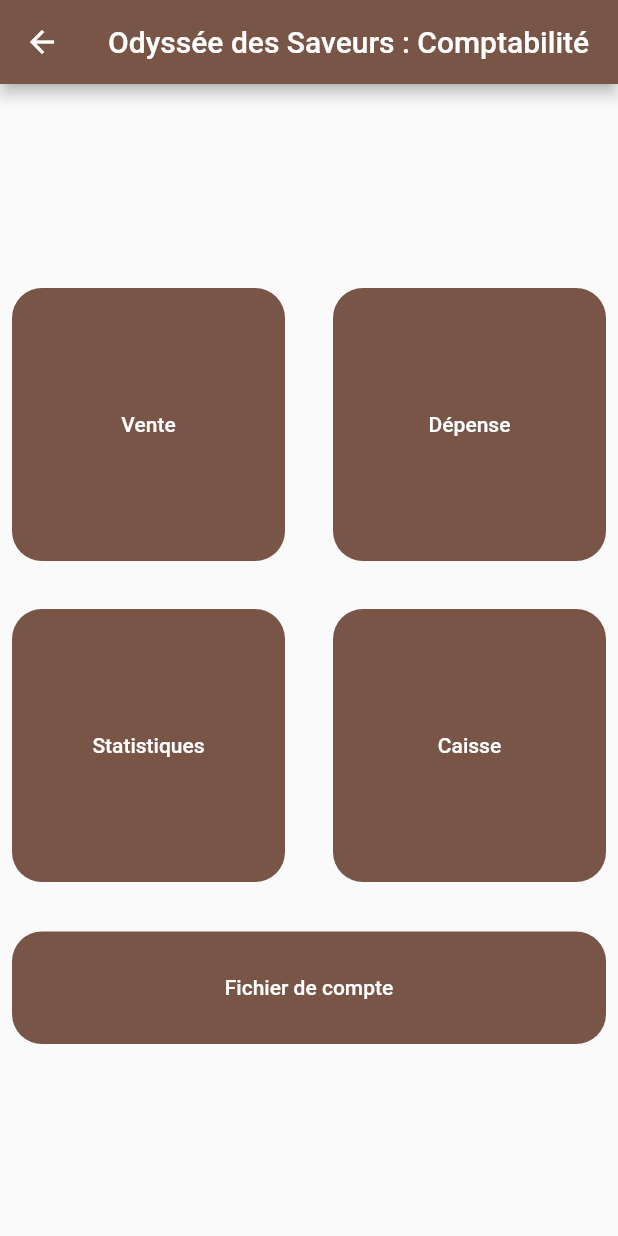
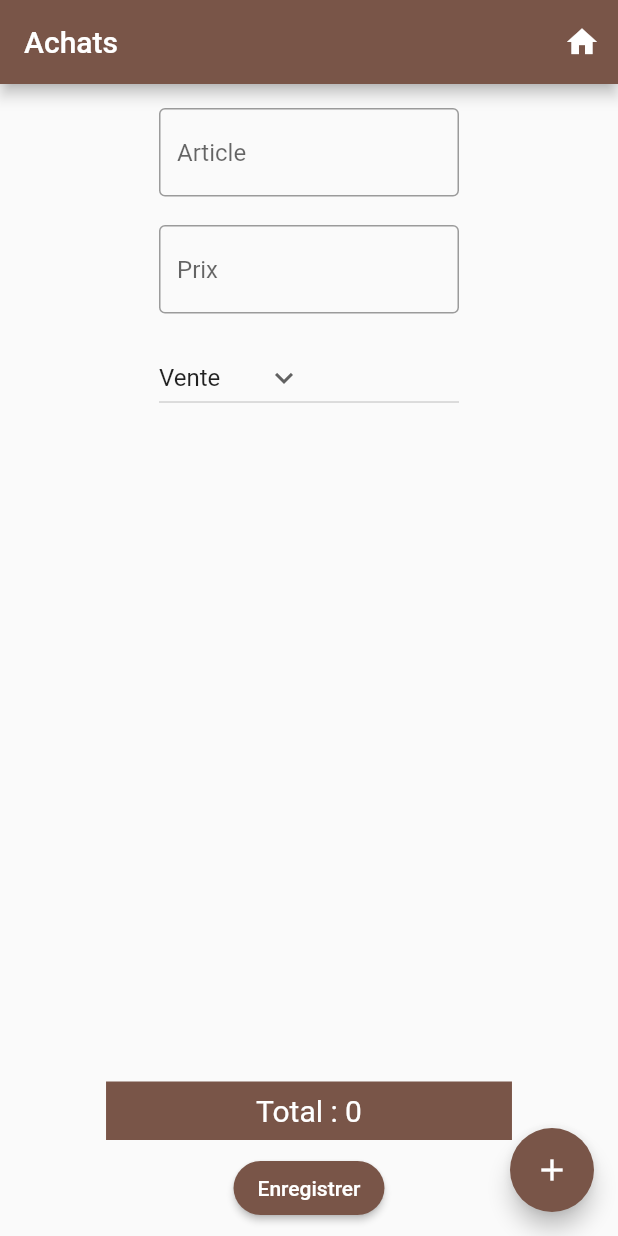
Before and after one commit to SteelTitan18/odyssCompta, a Flutter app: the MyHomePage screen opened directly, after a tap on "Dépense", on a phone screen of 412 x 824 dp. Run offline on Flutter 3.47's test engine with Material 2 defaults, Android fonts, the light colour scheme and no system bars; missing offline and left inert: gsheets; key blocks and very long unbroken strings in the code were emptied for the run.

Commit message:
Enregistrement des dépenses simples

```diff
--- a/lib/Result.dart
+++ b/lib/Result.dart
@@ -94,7 +94,7 @@ class ResultPage extends StatelessWidget {
                       borderRadius: BorderRadius.circular(20),
                     )),
                 onPressed: () {
-                  registration(dico);
+                  dailyRegistration(dico);
                   Navigator.push(
                     context,
                     MaterialPageRoute(
--- /dev/null
+++ b/lib/Simple_Buying.dart
@@ -0,0 +1,163 @@
+import 'package:flutter/material.dart';
+import 'package:odysscompta/Sheets_Insertion.dart';
+import 'package:odysscompta/Sheets_Insertion.dart';
+import 'package:odysscompta/main.dart';
+
+class Simple_BuyPage extends StatefulWidget {
+  const Simple_BuyPage({super.key});
+
+  @override
+  State<Simple_BuyPage> createState() => _Simple_BuyPageState();
+}
+
+class _Simple_BuyPageState extends State<Simple_BuyPage> {
+  static const _appTitle = 'Achats';
+  final achats = <Text>[];
+  var achatslabel = '';
+  var total = 0;
+  final labelController = TextEditingController();
+  final priceController = TextEditingController();
+  final accountController = TextEditingController();
+
+  String? accountValue = 'Vente';
+  var accounts = ['Vente', 'Personnel'];
+
+  Map<String, dynamic> dico = {
+  'DATE': DateTime.now().toString(),
+  'MONTANT': '',
+  'COMPTE': '',
+  'MOTIF': "",
+  };
+
+  @override
+  Widget build(BuildContext context) {
+    //final providerRecette = Provider.of<RecetteProvider>(context);
+
+    return MaterialApp(
+      debugShowCheckedModeBanner: false,
+      title: _appTitle,
+      theme: ThemeData(
+        primarySwatch: Colors.brown,
+      ),
+      home: Scaffold(
+        appBar: AppBar(
+          title: const Text(_appTitle),
+          actions: <Widget>[
+            IconButton(
+                onPressed: () {
+                  Navigator.push(
+                    context,
+                    MaterialPageRoute(
+                        builder: (context) => const MyHomePage(
+                            title: "Odyssée des Saveurs : Comptabilité")),
+                  );
+                },
+                icon: const Icon(Icons.home))
+          ],
+        ),
+        body: Column(
+          children: [
+            Container(
+                width: 200,
+                padding: const EdgeInsets.fromLTRB(0, 16, 0, 3),
+                child: TextField(
+                  controller: labelController,
+                  decoration: const InputDecoration(
+                      border: OutlineInputBorder(), hintText: "Article"),
+                )),
+            Container(
+                width: 200,
+                padding: const EdgeInsets.fromLTRB(0, 16, 0, 3),
+                child: TextField(
+                  controller: priceController,
+                  decoration: const InputDecoration(
+                      border: OutlineInputBorder(), hintText: "Prix"),
+                )),
+            Container(
+              width: 200,
+              padding: const EdgeInsets.fromLTRB(0, 16, 0, 3),
+              child: DropdownButton(
+                  value: accountValue,
+                  icon: const Icon(Icons.keyboard_arrow_down),
+                  items: accounts.map((accounts) {
+                    return DropdownMenuItem(
+                        value: accounts, child: Text(accounts));
+                  }).toList(),
+                  onChanged: (String? newValue) {
+                    setState(() {
+                      accountValue = newValue;
+                    });
+                  }),
+            ),
+            Expanded(
+              child: ListView.builder(
+                itemCount: achats.length,
+                itemBuilder: (context, index) {
+                  final achat = achats[index];
+
+                  return Dismissible(
+                    key: Key('$achat$index'),
+                    onDismissed: (direction) => achats.removeAt(index),
+                    background: Container(color: Colors.red),
+                    child: ListTile(title: achat),
+                  );
+                },
+              ),
+            ),
+            Container(
+                color: Colors.brown,
+                padding: const EdgeInsets.fromLTRB(100, 8, 100, 8),
+                child: Text(
+                  style: const TextStyle(fontSize: 20, color: Colors.white),
+                  "Total : $total",
+                )),
+            Container(
+              padding: const EdgeInsets.all(8.0),
+              child: ElevatedButton(
+                style: ElevatedButton.styleFrom(
+                    backgroundColor: Colors.brown,
+                    shape: RoundedRectangleBorder(
+                      borderRadius: BorderRadius.circular(20),
+                    )),
+                onPressed: () {
+                    buyingRegistration(dico);
+                    Navigator.push(
+                      context,
+                      MaterialPageRoute(
+                          builder: (context) =>
+                          const MyHomePage(title: "Odyssée des Saveurs")),
+                    );
+                },
+                child: const Text('Enregistrer'),
+              ),
+            )
+          ],
+        ),
+        floatingActionButton: FloatingActionButton(
+          onPressed: () {
+            setState(() {
+              Text article = Text(
+                textAlign: TextAlign.center,
+                style: const TextStyle(
+                    fontSize: 20,
+                    color: Colors.white,
+                    backgroundColor: Colors.blueGrey),
+                "${labelController.text}\t\t\t\t\t\t${priceController.text}",
+              );
+              achats.add(article);
+              total = total + int.parse(priceController.text);
+                  achatslabel =
+                  "$achatslabel${labelController.text}\t\t\t${priceController.text}\n";
+              dico['MONTANT'] = total;
+              dico['MOTIF'] = achatslabel;
+              dico['COMPTE'] = accountValue;
+              labelController.clear();
+              priceController.clear();
+            });
+          },
+          child: const Icon(Icons.add),
+        ),
+      ),
+    );
+  }
+}
--- a/lib/main.dart
+++ b/lib/main.dart
@@ -1,5 +1,6 @@
 import 'package:flutter/material.dart';
 import 'package:odysscompta/Selling.dart';
+import 'package:odysscompta/Simple_Buying.dart';
 import 'package:provider/provider.dart';
 import 'package:url_launcher/url_launcher.dart';
 
@@ -93,11 +94,11 @@ class MyHomePage extends StatelessWidget {
                       minimumSize: const Size(100, 0),
                     ),
                     onPressed: () {
-                      /*Navigator.push(
+                      Navigator.push(
                         context,
                         MaterialPageRoute(
-                            builder: (context) => BuyPage()),
-                      );*/
+                            builder: (context) => const Simple_BuyPage()),
+                      );
                     },
                     child: const Text(
                       "Dépense",
```
Also changed, not shown: lib/Sheets_Insertion.dart (+19 -1 lines), 1 other file.
